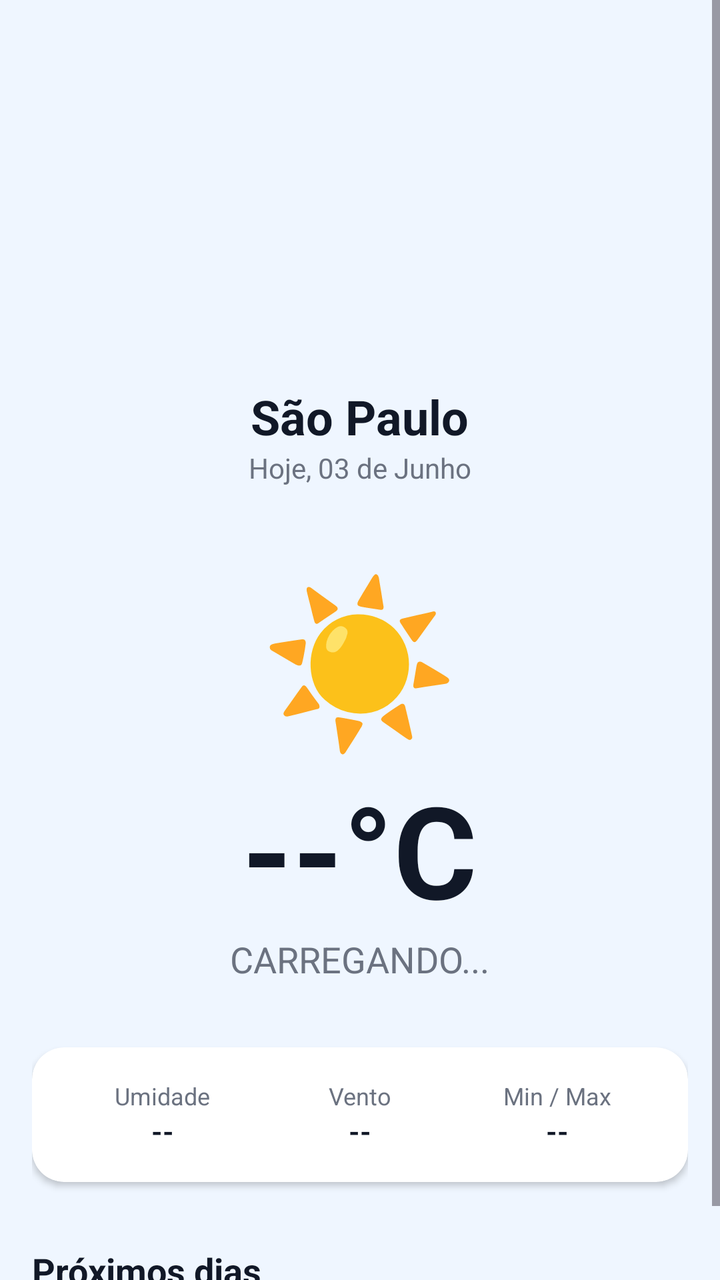
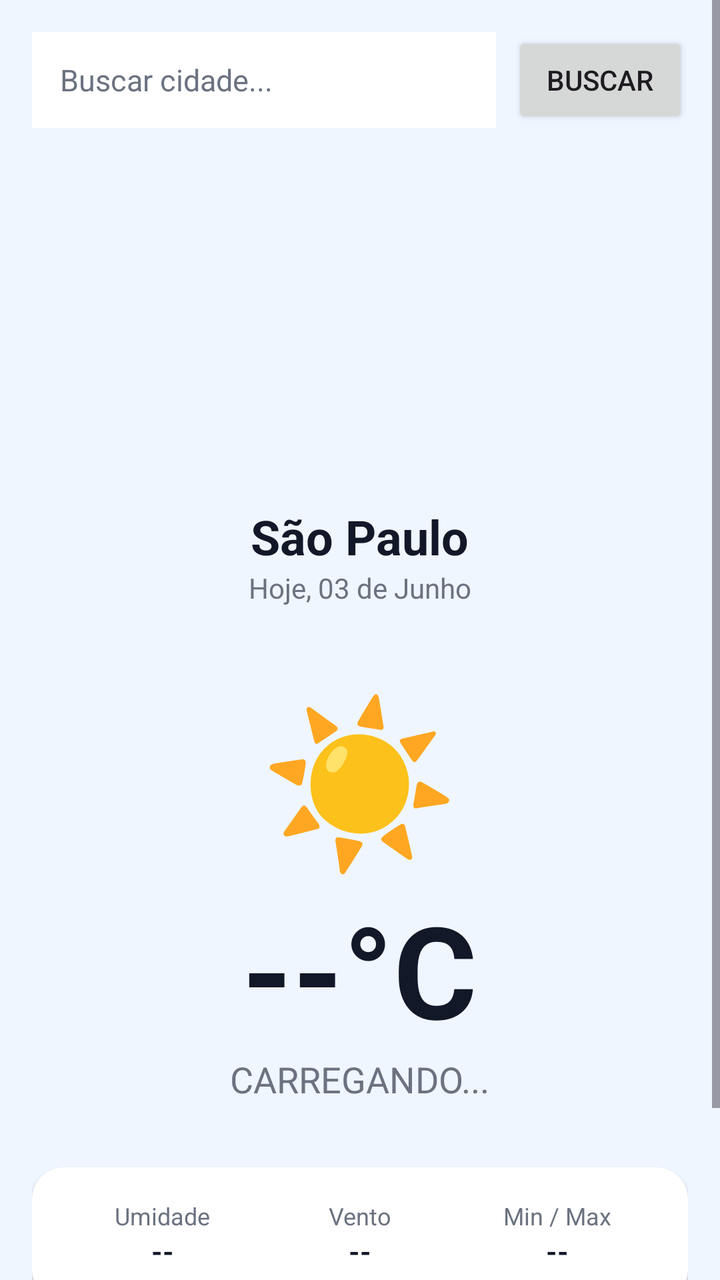

Compare the two renders of this Android layout. The source of the first and the diff that turns it into the second are given below.
<!-- AndroidManifest.xml: application theme Theme.ClimaOff -->
<!-- res/layout/activity_main.xml -->
<?xml version="1.0" encoding="utf-8"?>
<ScrollView xmlns:android="http://schemas.android.com/apk/res/android"
    xmlns:app="http://schemas.android.com/apk/res-auto"
    xmlns:tools="http://schemas.android.com/tools"
    android:layout_width="match_parent"
    android:layout_height="match_parent"
    android:background="@color/background"
    android:fillViewport="true">

    <LinearLayout
        android:layout_width="match_parent"
        android:layout_height="wrap_content"
        android:orientation="vertical"
        android:padding="16dp">

        
        <TextView
            android:id="@+id/tvStatusOffline"
            android:layout_width="match_parent"
            android:layout_height="wrap_content"
            android:layout_marginBottom="12dp"
            android:background="#FFF3CD"
            android:padding="10dp"
            android:text=""
            android:textColor="#856404"
            android:textSize="13sp"
            android:visibility="gone" />

        
        <ProgressBar
            android:id="@+id/progressBar"
            android:layout_width="wrap_content"
            android:layout_height="wrap_content"
            android:layout_gravity="center_horizontal"
            android:layout_marginTop="64dp"
            android:layout_marginBottom="64dp"
            android:visibility="visible" />

        
        <TextView
            android:id="@+id/tvCidade"
            android:layout_width="wrap_content"
            android:layout_height="wrap_content"
            android:layout_gravity="center_horizontal"
            android:text="São Paulo"
            android:textColor="@color/text_primary"
            android:textSize="24sp"
            android:textStyle="bold" />

        <TextView
            android:id="@+id/tvData"
            android:layout_width="wrap_content"
            android:layout_height="wrap_content"
            android:layout_gravity="center_horizontal"
            android:text="Hoje, 03 de Junho"
            android:textColor="@color/text_secondary"
            android:textSize="14sp" />

        
        <LinearLayout
            android:layout_width="match_parent"
            android:layout_height="wrap_content"
            android:layout_marginTop="32dp"
            android:gravity="center"
            android:orientation="vertical">

            <TextView
                android:id="@+id/tvIconePrincipal"
                android:layout_width="wrap_content"
                android:layout_height="wrap_content"
                android:text="☀️"
                android:textSize="80sp" />

            <TextView
                android:id="@+id/tvTemperaturaAtual"
                android:layout_width="wrap_content"
                android:layout_height="wrap_content"
                android:text="--°C"
                android:textColor="@color/text_primary"
                android:textSize="64sp"
                android:textStyle="bold" />

            <TextView
                android:id="@+id/tvDescricao"
                android:layout_width="wrap_content"
                android:layout_height="wrap_content"
                android:text="Carregando..."
                android:textColor="@color/text_secondary"
                android:textSize="18sp"
                android:textAllCaps="true" />
        </LinearLayout>

        
        <androidx.cardview.widget.CardView
            android:layout_width="match_parent"
            android:layout_height="wrap_content"
            android:layout_marginTop="32dp"
            app:cardBackgroundColor="@color/card_bg"
            app:cardCornerRadius="16dp"
            app:cardElevation="2dp">

            <LinearLayout
                android:layout_width="match_parent"
                android:layout_height="wrap_content"
                android:orientation="horizontal"
                android:padding="16dp"
                android:weightSum="3">

                <LinearLayout
                    android:layout_width="0dp"
                    android:layout_height="wrap_content"
                    android:layout_weight="1"
                    android:gravity="center"
                    android:orientation="vertical">
                    <TextView
                        android:layout_width="wrap_content"
                        android:layout_height="wrap_content"
                        android:text="Umidade"
                        android:textColor="@color/text_secondary"
                        android:textSize="12sp" />
                    <TextView
                        android:id="@+id/tvUmidade"
                        android:layout_width="wrap_content"
                        android:layout_height="wrap_content"
                        android:text="--"
                        android:textColor="@color/text_primary"
                        android:textStyle="bold" />
                </LinearLayout>

                <LinearLayout
                    android:layout_width="0dp"
                    android:layout_height="wrap_content"
                    android:layout_weight="1"
                    android:gravity="center"
                    android:orientation="vertical">
                    <TextView
                        android:layout_width="wrap_content"
                        android:layout_height="wrap_content"
                        android:text="Vento"
                        android:textColor="@color/text_secondary"
                        android:textSize="12sp" />
                    <TextView
                        android:id="@+id/tvVento"
                        android:layout_width="wrap_content"
                        android:layout_height="wrap_content"
                        android:text="--"
                        android:textColor="@color/text_primary"
                        android:textStyle="bold" />
                </LinearLayout>

                <LinearLayout
                    android:layout_width="0dp"
                    android:layout_height="wrap_content"
                    android:layout_weight="1"
                    android:gravity="center"
                    android:orientation="vertical">
                    <TextView
                        android:layout_width="wrap_content"
                        android:layout_height="wrap_content"
                        android:text="Min / Max"
                        android:textColor="@color/text_secondary"
                        android:textSize="12sp" />
                    <TextView
                        android:id="@+id/tvMinMax"
                        android:layout_width="wrap_content"
                        android:layout_height="wrap_content"
                        android:text="--"
                        android:textColor="@color/text_primary"
                        android:textStyle="bold" />
                </LinearLayout>
            </LinearLayout>
        </androidx.cardview.widget.CardView>

        
        <TextView
            android:layout_width="wrap_content"
            android:layout_height="wrap_content"
            android:layout_marginTop="32dp"
            android:layout_marginBottom="16dp"
            android:text="Próximos dias"
            android:textColor="@color/text_primary"
            android:textSize="18sp"
            android:textStyle="bold" />

        
        <androidx.recyclerview.widget.RecyclerView
            android:id="@+id/rvPrevisoes"
            android:layout_width="match_parent"
            android:layout_height="wrap_content"
            android:nestedScrollingEnabled="false"
            android:visibility="gone"
            tools:listitem="@layout/item_previsao" />

    </LinearLayout>
</ScrollView>
<!-- res/layout/item_previsao.xml (included above) -->
<?xml version="1.0" encoding="utf-8"?>
<androidx.cardview.widget.CardView xmlns:android="http://schemas.android.com/apk/res/android"
    xmlns:app="http://schemas.android.com/apk/res-auto"
    android:layout_width="match_parent"
    android:layout_height="wrap_content"
    android:layout_marginBottom="8dp"
    app:cardBackgroundColor="@color/card_bg"
    app:cardCornerRadius="12dp"
    app:cardElevation="1dp">

    <LinearLayout
        android:layout_width="match_parent"
        android:layout_height="wrap_content"
        android:gravity="center_vertical"
        android:orientation="horizontal"
        android:padding="12dp">

        <TextView
            android:id="@+id/tvItemData"
            android:layout_width="0dp"
            android:layout_height="wrap_content"
            android:layout_weight="1"
            android:text="Quarta, 04"
            android:textColor="@color/text_primary"
            android:textSize="16sp" />

        <TextView
            android:id="@+id/tvItemIcone"
            android:layout_width="wrap_content"
            android:layout_height="wrap_content"
            android:layout_marginHorizontal="16dp"
            android:text="⛅"
            android:textSize="24sp" />

        <TextView
            android:id="@+id/tvItemMinMax"
            android:layout_width="wrap_content"
            android:layout_height="wrap_content"
            android:text="18° / 26°"
            android:textColor="@color/text_secondary"
            android:textSize="14sp" />

    </LinearLayout>
</androidx.cardview.widget.CardView>
<!-- resources referenced by this layout -->
<resources>
  <color name="background">#EFF6FF</color>
  <color name="card_bg">#FFFFFF</color>
  <color name="text_primary">#111827</color>
  <color name="text_secondary">#6B7280</color>
  <style name="Theme.ClimaOff" parent="Base.Theme.ClimaOff" />
  <style name="Base.Theme.ClimaOff" parent="Theme.Material3.DayNight.NoActionBar">
          
          
      </style>
</resources>

<!-- the commit's change to res/layout/activity_main.xml (unified diff, before → after) -->
@@ -12,6 +12,40 @@
         android:layout_height="wrap_content"
         android:orientation="vertical"
         android:padding="16dp">
+
+        
+        <LinearLayout
+            android:layout_width="match_parent"
+            android:layout_height="wrap_content"
+            android:layout_marginBottom="12dp"
+            android:orientation="horizontal"
+            android:gravity="center_vertical">
+
+            <EditText
+                android:id="@+id/etBuscaCidade"
+                android:layout_width="0dp"
+                android:layout_height="48dp"
+                android:layout_weight="1"
+                android:background="@color/card_bg"
+                android:hint="Buscar cidade..."
+                android:textColorHint="@color/text_secondary"
+                android:textColor="@color/text_primary"
+                android:textSize="15sp"
+                android:paddingStart="14dp"
+                android:paddingEnd="14dp"
+                android:inputType="textCapWords"
+                android:imeOptions="actionSearch"
+                android:singleLine="true" />
+
+            <Button
+                android:id="@+id/btnBuscar"
+                android:layout_width="wrap_content"
+                android:layout_height="48dp"
+                android:layout_marginStart="8dp"
+                android:text="Buscar"
+                android:textSize="14sp" />
+
+        </LinearLayout>
 
         
         <TextView
